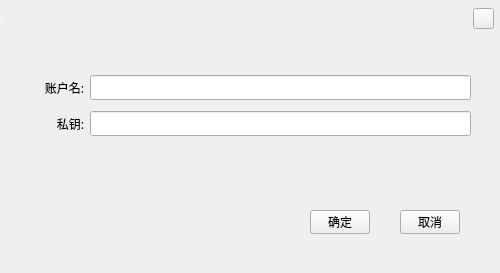
First picture: the form in ChainIDE/custom/ImportDialogUB.ui, repository HcashOrg/HX-IDE, before the edit.
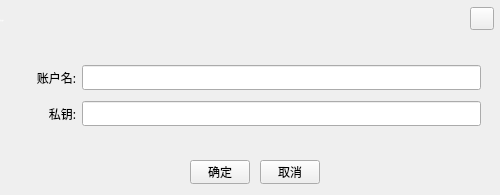
Second picture: the form after the edit.

```diff
--- a/ChainIDE/custom/ImportDialogUB.ui
+++ b/ChainIDE/custom/ImportDialogUB.ui
@@ -7,7 +7,7 @@
     <x>0</x>
     <y>0</y>
     <width>500</width>
-    <height>273</height>
+    <height>195</height>
    </rect>
   </property>
   <property name="font">
@@ -24,10 +24,10 @@
   <widget class="QToolButton" name="closeBtn">
    <property name="geometry">
     <rect>
-     <x>473</x>
-     <y>8</y>
-     <width>21</width>
-     <height>21</height>
+     <x>470</x>
+     <y>7</y>
+     <width>24</width>
+     <height>23</height>
     </rect>
    </property>
    <property name="font">
@@ -74,8 +74,8 @@
   <widget class="QToolButton" name="okBtn">
    <property name="geometry">
     <rect>
-     <x>310</x>
-     <y>210</y>
+     <x>190</x>
+     <y>160</y>
      <width>60</width>
      <height>24</height>
     </rect>
@@ -98,8 +98,8 @@
   <widget class="QToolButton" name="cancelBtn">
    <property name="geometry">
     <rect>
-     <x>400</x>
-     <y>210</y>
+     <x>260</x>
+     <y>160</y>
      <width>60</width>
      <height>24</height>
     </rect>
@@ -122,9 +122,9 @@
   <widget class="QWidget" name="layoutWidget">
    <property name="geometry">
     <rect>
-     <x>20</x>
-     <y>70</y>
-     <width>451</width>
+     <x>10</x>
+     <y>60</y>
+     <width>471</width>
      <height>71</height>
     </rect>
    </property>
```
